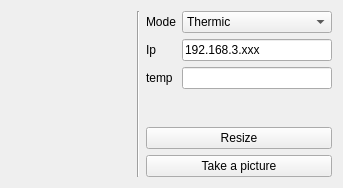
Qt form mainwindow.ui (phycelot/thermic_camera_display) before a commit.
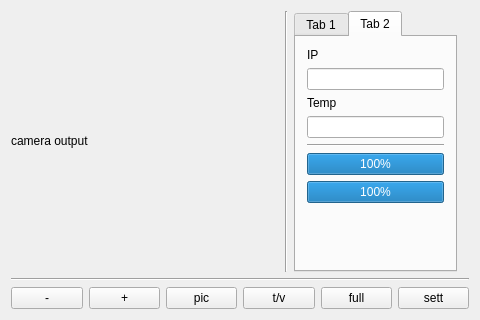
The same form after that commit.

The edit to the form file:
```diff
--- a/mainwindow.ui
+++ b/mainwindow.ui
@@ -6,10 +6,22 @@
    <rect>
     <x>0</x>
     <y>0</y>
-    <width>343</width>
-    <height>182</height>
+    <width>480</width>
+    <height>320</height>
    </rect>
   </property>
+  <property name="minimumSize">
+   <size>
+    <width>480</width>
+    <height>320</height>
+   </size>
+  </property>
+  <property name="maximumSize">
+   <size>
+    <width>480</width>
+    <height>320</height>
+   </size>
+  </property>
   <property name="windowTitle">
    <string>Camera</string>
   </property>
@@ -18,102 +30,200 @@
   </property>
   <widget class="QWidget" name="centralWidget">
    <layout class="QGridLayout" name="gridLayout">
+    <item row="0" column="1">
+     <widget class="Line" name="line_2">
+      <property name="orientation">
+       <enum>Qt::Vertical</enum>
+      </property>
+     </widget>
+    </item>
     <item row="0" column="0">
      <widget class="QLabel" name="label_camera">
       <property name="minimumSize">
        <size>
-        <width>120</width>
-        <height>160</height>
+        <width>320</width>
+        <height>240</height>
+       </size>
+      </property>
+      <property name="maximumSize">
+       <size>
+        <width>320</width>
+        <height>240</height>
        </size>
       </property>
       <property name="text">
-       <string/>
+       <string>camera output</string>
       </property>
      </widget>
     </item>
-    <item row="0" column="2" rowspan="2">
-     <layout class="QFormLayout" name="formLayout">
-      <item row="0" column="0">
-       <widget class="QLabel" name="label_mode">
+    <item row="2" column="0" colspan="5">
+     <layout class="QHBoxLayout" name="horizontalLayout">
+      <item>
+       <widget class="QPushButton" name="pushButton_3">
         <property name="text">
-         <string>Mode</string>
+         <string>-</string>
         </property>
        </widget>
       </item>
-      <item row="0" column="1">
-       <widget class="QComboBox" name="comboBox_modeSelector">
-        <item>
-         <property name="text">
-          <string>Thermic</string>
-         </property>
-        </item>
-        <item>
-         <property name="text">
-          <string>Normal</string>
-         </property>
-        </item>
-       </widget>
-      </item>
-      <item row="1" column="0">
-       <widget class="QLabel" name="label_ip">
+      <item>
+       <widget class="QPushButton" name="pushButton_7">
         <property name="text">
-         <string>Ip</string>
+         <string>+</string>
         </property>
        </widget>
       </item>
-      <item row="1" column="1">
-       <widget class="QLineEdit" name="lineEdit_ip">
+      <item>
+       <widget class="QPushButton" name="pushButton_8">
         <property name="text">
-         <string>192.168.3.xxx</string>
+         <string>pic</string>
         </property>
-        <property name="readOnly">
-         <bool>true</bool>
-        </property>
        </widget>
       </item>
-      <item row="4" column="0" colspan="2">
-       <widget class="QPushButton" name="pushButton_resize">
+      <item>
+       <widget class="QPushButton" name="pushButton_6">
         <property name="text">
-         <string>Resize</string>
+         <string>t/v</string>
         </property>
        </widget>
       </item>
-      <item row="5" column="0" colspan="2">
-       <widget class="QPushButton" name="pushButton_takePicture">
+      <item>
+       <widget class="QPushButton" name="pushButton_5">
         <property name="text">
-         <string>Take a picture</string>
+         <string>full</string>
         </property>
        </widget>
       </item>
-      <item row="2" column="0">
-       <widget class="QLabel" name="label_temp">
+      <item>
+       <widget class="QPushButton" name="pushButton_4">
         <property name="text">
-         <string>temp</string>
+         <string>sett</string>
         </property>
        </widget>
       </item>
-      <item row="3" column="0">
-       <spacer name="verticalSpacer">
-        <property name="orientation">
-         <enum>Qt::Vertical</enum>
-        </property>
-        <property name="sizeHint" stdset="0">
-         <size>
-          <width>20</width>
-          <height>40</height>
-         </size>
-        </property>
-       </spacer>
-      </item>
-      <item row="2" column="1">
-       <widget class="QLineEdit" name="lineEdit_temp"/>
-      </item>
      </layout>
     </item>
-    <item row="0" column="1" rowspan="2">
+    <item row="0" column="2">
+     <widget class="QTabWidget" name="tabWidget">
+      <property name="currentIndex">
+       <number>1</number>
+      </property>
+      <widget class="QWidget" name="tab_temp">
+       <property name="accessibleName">
+        <string>temp</string>
+       </property>
+       <attribute name="title">
+        <string>Tab 1</string>
+       </attribute>
+       <layout class="QGridLayout" name="gridLayout_2">
+        <item row="1" column="0">
+         <widget class="QProgressBar" name="progressBar">
+          <property name="value">
+           <number>100</number>
+          </property>
+          <property name="alignment">
+           <set>Qt::AlignLeading|Qt::AlignLeft|Qt::AlignVCenter</set>
+          </property>
+          <property name="orientation">
+           <enum>Qt::Vertical</enum>
+          </property>
+         </widget>
+        </item>
+        <item row="0" column="0">
+         <widget class="QLabel" name="label_2">
+          <property name="text">
+           <string>160°C</string>
+          </property>
+         </widget>
+        </item>
+        <item row="2" column="0">
+         <widget class="QLabel" name="label_3">
+          <property name="text">
+           <string>0°C</string>
+          </property>
+         </widget>
+        </item>
+        <item row="0" column="1" rowspan="3">
+         <widget class="QLabel" name="label_4">
+          <property name="text">
+           <string/>
+          </property>
+         </widget>
+        </item>
+       </layout>
+      </widget>
+      <widget class="QWidget" name="tab_detail">
+       <attribute name="title">
+        <string>Tab 2</string>
+       </attribute>
+       <layout class="QVBoxLayout" name="verticalLayout">
+        <item>
+         <widget class="QLabel" name="label_ip">
+          <property name="text">
+           <string>IP</string>
+          </property>
+         </widget>
+        </item>
+        <item>
+         <widget class="QLineEdit" name="lineEdit_ip"/>
+        </item>
+        <item>
+         <widget class="QLabel" name="label_temp">
+          <property name="text">
+           <string>Temp</string>
+          </property>
+         </widget>
+        </item>
+        <item>
+         <widget class="QLineEdit" name="lineEdit_temp"/>
+        </item>
+        <item>
+         <widget class="Line" name="line_3">
+          <property name="orientation">
+           <enum>Qt::Horizontal</enum>
+          </property>
+         </widget>
+        </item>
+        <item>
+         <widget class="QProgressBar" name="progressBar_internet">
+          <property name="maximum">
+           <number>1</number>
+          </property>
+          <property name="value">
+           <number>1</number>
+          </property>
+         </widget>
+        </item>
+        <item>
+         <widget class="QProgressBar" name="progressBar_server">
+          <property name="maximum">
+           <number>1</number>
+          </property>
+          <property name="value">
+           <number>1</number>
+          </property>
+         </widget>
+        </item>
+        <item>
+         <spacer name="verticalSpacer">
+          <property name="orientation">
+           <enum>Qt::Vertical</enum>
+          </property>
+          <property name="sizeHint" stdset="0">
+           <size>
+            <width>20</width>
+            <height>40</height>
+           </size>
+          </property>
+         </spacer>
+        </item>
+       </layout>
+      </widget>
+     </widget>
+    </item>
+    <item row="1" column="0" colspan="5">
      <widget class="Line" name="line">
       <property name="orientation">
-       <enum>Qt::Vertical</enum>
+       <enum>Qt::Horizontal</enum>
       </property>
      </widget>
     </item>
```
Left out of the diff: 2 changed lines with no effect on the pictures.
